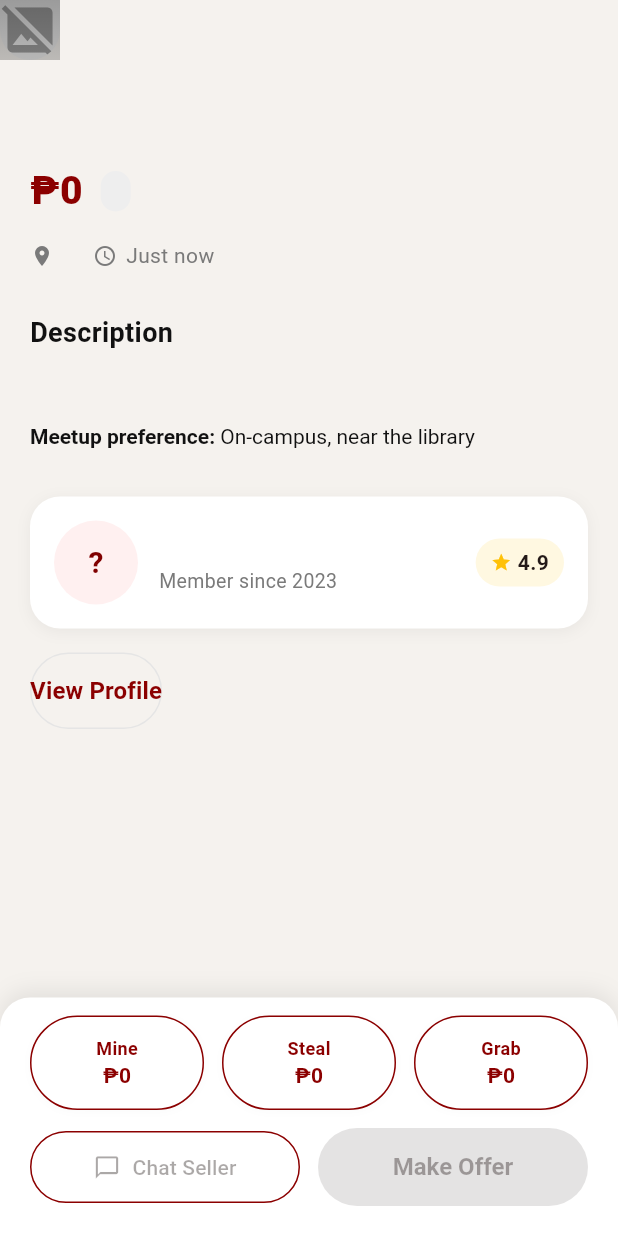
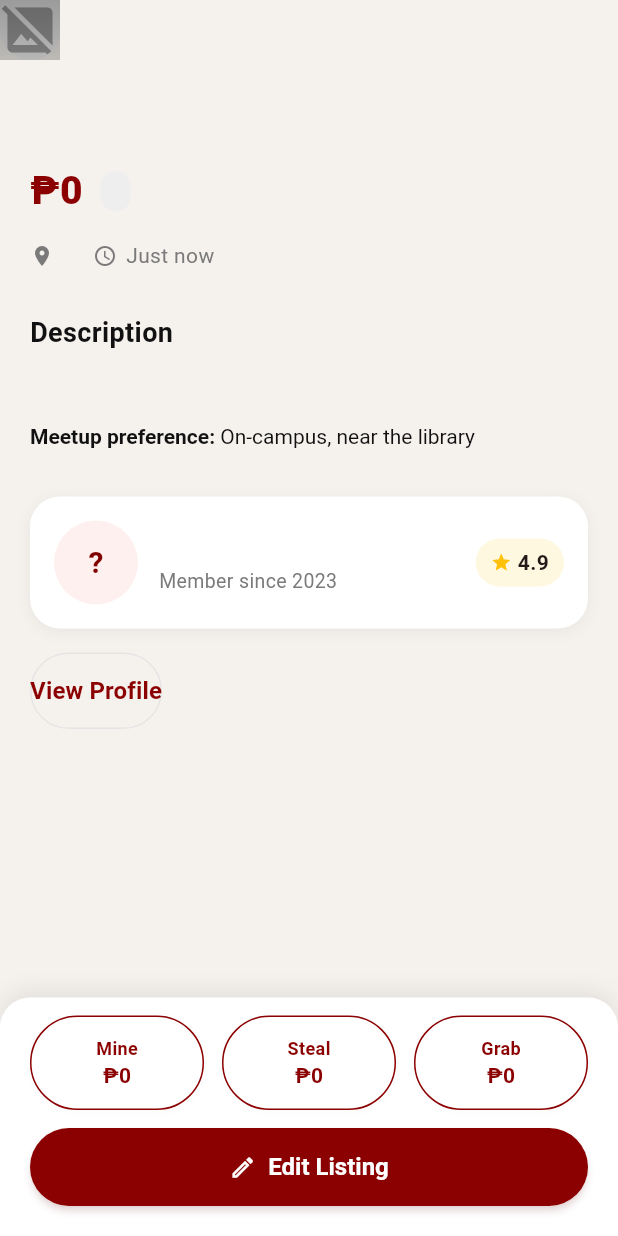
Before and after one commit to UPamakal/UPamakal, a Flutter app: the ListingDetailPage screen opened directly with empty values, on a phone screen of 412 x 824 dp. Run offline on Flutter 3.47's test engine with Material 3 defaults, Android fonts, the light colour scheme and no system bars; our stand-ins replace cloud_firestore, firebase_auth, firebase_core, firebase_messaging, flutter_dotenv, flutter_local_notifications and 3 more; accounts and stored records are empty.

Commit message:
feat: addded edit to own listings

```diff
--- a/lib/views/listing_detail_page.dart
+++ b/lib/views/listing_detail_page.dart
@@ -7,7 +7,7 @@ import '../view_models/chat_view_model.dart';
 import '../view_models/auth_view_model.dart';
 import 'chat_detail_page.dart';
 import 'profile_page.dart';
-import 'login_page.dart';
+import 'edit_listing_page.dart';
 import '../services/image_service.dart';
 import '../services/user_action_service.dart';
 import '../widgets/favorite_button.dart';
@@ -444,11 +444,29 @@ class _ListingDetailPageState extends State<ListingDetailPage> {
                       },
                     ),
                     const SizedBox(height: 12),
+                    if (isSeller)
+                      SizedBox(
+                        width: double.infinity,
+                        child: ElevatedButton.icon(
+                          onPressed: () => _handleEditListing(context),
+                          icon: const Icon(Icons.edit_outlined, size: 18),
+                          label: const Text('Edit Listing', style: TextStyle(fontWeight: FontWeight.w700, fontSize: 16)),
+                          style: ElevatedButton.styleFrom(
+                            backgroundColor: const Color(0xFF8B0000),
+                            foregroundColor: Colors.white,
+                            padding: const EdgeInsets.symmetric(vertical: 14, horizontal: 20),
+                            shape: RoundedRectangleBorder(borderRadius: BorderRadius.circular(40)),
+                            elevation: 2,
+                            shadowColor: const Color(0xFF8B0000).withOpacity(0.3),
+                          ),
+                        ),
+                      )
+                    else
                       Row(
                         children: [
                           Expanded(
                             child: OutlinedButton.icon(
-                            onPressed: isSeller ? null : () => _openChat(context),
+                              onPressed: () => _openChat(context),
                               icon: const Icon(Icons.chat_bubble_outline, size: 18),
                               label: const Text('Chat Seller'),
                               style: OutlinedButton.styleFrom(
@@ -462,7 +480,7 @@ class _ListingDetailPageState extends State<ListingDetailPage> {
                           const SizedBox(width: 12),
                           Expanded(
                             child: ElevatedButton(
-                            onPressed: isSeller ? null : () => _showOfferModal(context),
+                              onPressed: () => _showOfferModal(context),
                               style: ElevatedButton.styleFrom(
                                 backgroundColor: const Color(0xFF8B0000),
                                 foregroundColor: Colors.white,
@@ -482,6 +500,37 @@ class _ListingDetailPageState extends State<ListingDetailPage> {
             ),
           ),
         ],
+      ),
+    );
+  }
+
+  Future<void> _handleEditListing(BuildContext context) async {
+    final result = await Navigator.push<bool>(
+      context,
+      MaterialPageRoute(
+        builder: (context) => EditListingPage(listing: widget.listing),
+      ),
+    );
+
+    // Auto-refresh listing details if edit was successful
+    if (result == true && mounted) {
+      _refreshListingData();
+    }
+  }
+
+  void _refreshListingData() {
+    // Trigger a rebuild to fetch the latest listing data
+    setState(() {
+      // This will cause the page to rebuild and potentially fetch updated data
+      // In a future enhancement, consider adding a Stream to auto-update from Firestore
+    });
+
+    ScaffoldMessenger.of(context).showSnackBar(
+      const SnackBar(
+        content: Text('Listing updated successfully!'),
+        backgroundColor: Colors.green,
+        behavior: SnackBarBehavior.floating,
+        duration: Duration(seconds: 2),
       ),
     );
   }
```
Also changed, not shown: pubspec.lock. Lines whose indentation alone changed are shown as unchanged.
